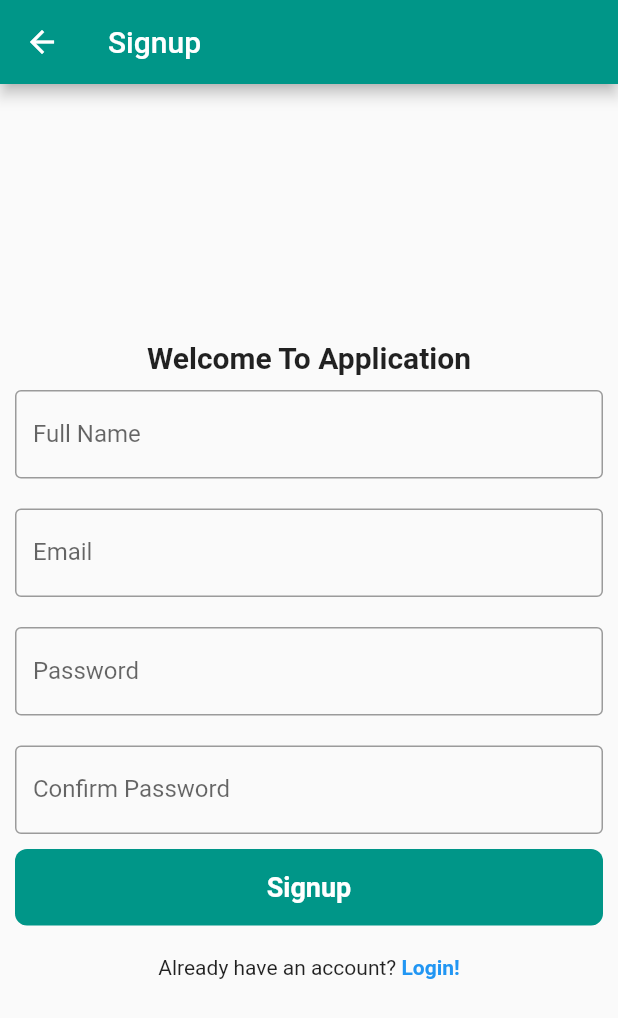
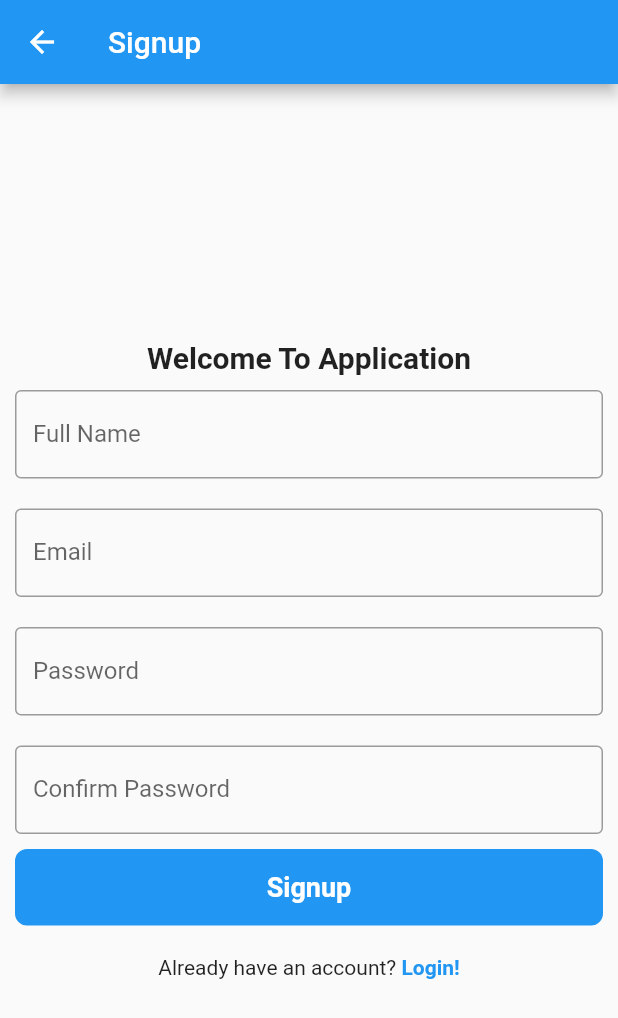
Before and after one commit to ShaheerAliKhan/FlutterApp, a Flutter app: the screen it shows after launch, after a tap on "Signup!", on a phone screen of 412 x 824 dp. Shown: the top 1018 px of the screen. Run offline on Flutter 3.47's test engine with Material 2 defaults, Android fonts, the phone set to English and light mode, and no system bars; drawn by our look-alikes of touchable_opacity; network calls fail.

Commit message:
Added Config file

```diff
--- /dev/null
+++ b/lib/Config/index.dart
@@ -0,0 +1,3 @@
+import 'package:flutter/material.dart';
+
+const MaterialColor appColor = Colors.blue;
--- a/lib/Container/Login/index.dart
+++ b/lib/Container/Login/index.dart
@@ -2,6 +2,7 @@ import 'package:app/Components/Button/index.dart';
 import 'package:app/Components/Input/index.dart';
 import 'package:flutter/material.dart';
 import 'package:touchable_opacity/touchable_opacity.dart';
+import 'package:app/Config/index.dart' as Config;
 
 class App extends StatefulWidget {
 
@@ -52,7 +53,7 @@ class _AppState extends State<App> {
           ),
             Button(
             text: "Login",
-            color: Colors.teal,
+            color: Config.appColor,
             onPress: (){
 
               print("Email: ${_email.text} Password: ${_password.text}");
@@ -87,7 +88,7 @@ class _AppState extends State<App> {
                 child: Text('Signup!',
                   style: TextStyle(
                     fontWeight: FontWeight.bold,
-                    color: Colors.blue
+                    color: Config.appColor
                   ),
                 )
               )
--- a/lib/Container/Signup/index.dart
+++ b/lib/Container/Signup/index.dart
@@ -2,6 +2,7 @@ import 'package:app/Components/Button/index.dart';
 import 'package:app/Components/Input/index.dart';
 import 'package:flutter/material.dart';
 import 'package:touchable_opacity/touchable_opacity.dart';
+import 'package:app/Config/index.dart' as Config;
 
 class Signup extends StatefulWidget {
   @override
@@ -46,7 +47,7 @@ class _SignupState extends State<Signup> {
           ),
           Button(
             text: 'Signup',
-            color: Colors.teal,
+            color: Config.appColor,
           ),
           Container(
             margin: EdgeInsets.all(10),
@@ -62,7 +63,7 @@ class _SignupState extends State<Signup> {
                 child: Text('Login!',
                   style: TextStyle(
                     fontWeight: FontWeight.bold,
-                    color: Colors.blue
+                    color: Config.appColor
                   ),
                 )
               )
--- a/lib/main.dart
+++ b/lib/main.dart
@@ -2,6 +2,7 @@ import 'package:flutter/material.dart';
 import 'Container/Dashboard/index.dart';
 import 'Container/Login/index.dart';
 import 'Container/Signup/index.dart';
+import 'Config/index.dart' as Config;
 
 void main() {
   runApp(MyApp());
@@ -12,7 +13,7 @@ class MyApp extends StatelessWidget {
   Widget build(BuildContext context) {
     return MaterialApp(
       theme: ThemeData(
-        primarySwatch: Colors.teal,
+        primarySwatch: Config.appColor,
       ),
       title: "Flutter App",
       home: App(),
```
